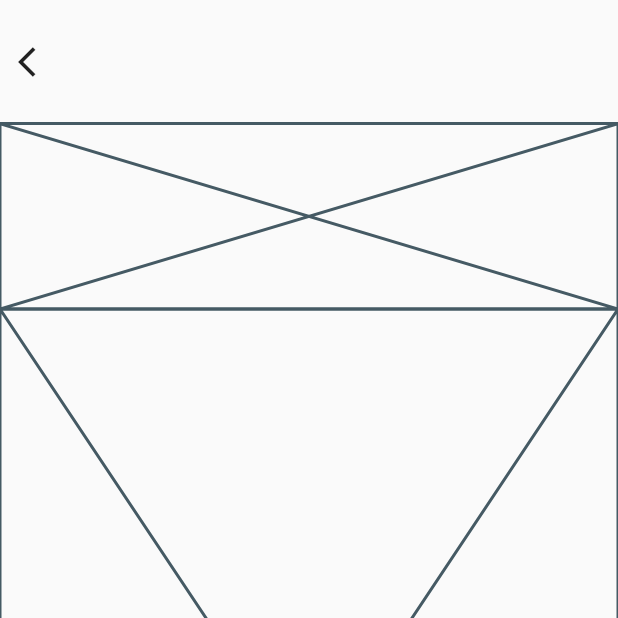
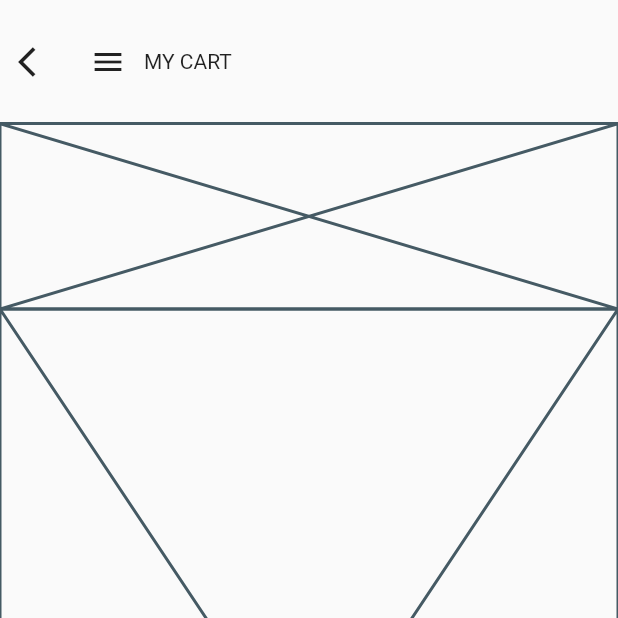
Before and after one commit to JAICHANGPARK/flutter_notebook_8th_story, a Flutter app: the MyCartPage screen opened directly, on a phone screen of 412 x 824 dp, the top half of it. Run offline on Flutter 3.47's test engine with Material 2 defaults, Android fonts, the phone set to English and light mode, and no system bars; our stand-ins replace google_fonts.

Commit message:
Update my_cart_page.dart

```diff
--- a/lib/ep561_fashion_store_app/my_cart_page.dart
+++ b/lib/ep561_fashion_store_app/my_cart_page.dart
@@ -16,7 +16,12 @@ class _MyCartPageState extends State<MyCartPage> {
               children: [
                 IconButton(icon: Icon(Icons.arrow_back_ios), onPressed: (){
                   Navigator.of(context).pop();
-                })
+                }),
+                IconButton(icon: Icon(Icons.menu), onPressed: (){
+
+                }),
+                Text("MY CART"),
+
               ],
             )),
             Expanded(flex: 3, child: Placeholder()),
```
